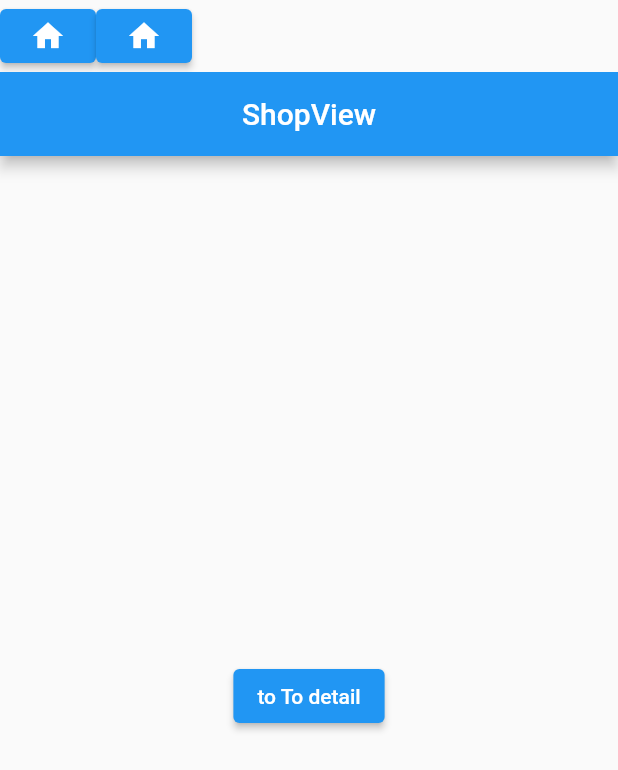
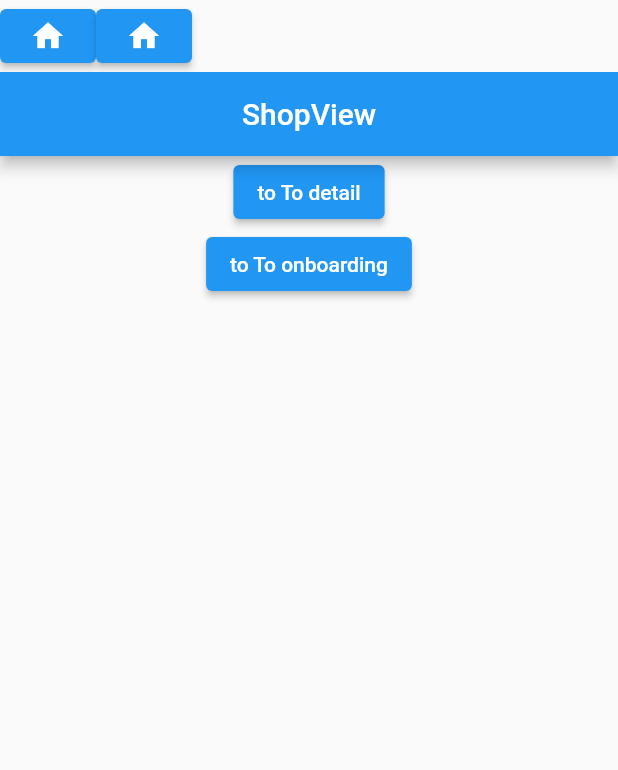
Before and after one commit to goodbaes/nested, a Flutter app: the screen it shows after launch, on a phone screen of 412 x 824 dp. Shown: the top 770 px of the screen. Run offline on Flutter 3.47's test engine with Material 2 defaults, Android fonts, the light colour scheme and no system bars; our stand-ins replace get.

Commit message:
add new route

```diff
--- a/lib/app/modules/shop/views/shop_view.dart
+++ b/lib/app/modules/shop/views/shop_view.dart
@@ -17,9 +17,17 @@ class ShopView extends GetView<ShopController> {
         centerTitle: true,
       ),
       body: Center(
-        child: ElevatedButton(
-          child: const Text('to To detail'),
-          onPressed: () => BaseRoute.to.toNamed(Routes.DETAIL, arguments: 'from shop', isNested: true),
+        child: Column(
+          children: [
+            ElevatedButton(
+              child: const Text('to To detail'),
+              onPressed: () => BaseRoute.to.toNamed(Routes.DETAIL, arguments: 'from shop', isNested: true),
+            ),
+            ElevatedButton(
+              child: const Text('to To onboarding'),
+              onPressed: () => BaseRoute.to.toNamed(Routes.ONBOARDING, arguments: 'from shop'),
+            ),
+          ],
         ),
       ),
     );
--- a/lib/app/routes/app_pages.dart
+++ b/lib/app/routes/app_pages.dart
@@ -1,16 +1,19 @@
 import 'package:flutter/material.dart';
+
 import 'package:get/get.dart';
-import 'package:nested/app/modules/detail/bindings/detail_binding.dart';
-import 'package:nested/app/modules/detail/views/detail_view.dart';
-import 'package:nested/app/modules/reminders/bindings/reminders_binding.dart';
-import 'package:nested/app/modules/reminders/views/reminders_view.dart';
-import 'package:nested/app/modules/settings/bindings/settings_binding.dart';
-import 'package:nested/app/modules/settings/views/settings_view.dart';
-import 'package:nested/app/modules/shop/bindings/shop_binding.dart';
-import 'package:nested/app/modules/shop/views/shop_view.dart';
 
+import '../modules/detail/bindings/detail_binding.dart';
+import '../modules/detail/views/detail_view.dart';
 import '../modules/home/bindings/home_binding.dart';
 import '../modules/home/views/home_view.dart';
+import '../modules/onboarding/bindings/onboarding_binding.dart';
+import '../modules/onboarding/views/onboarding_view.dart';
+import '../modules/reminders/bindings/reminders_binding.dart';
+import '../modules/reminders/views/reminders_view.dart';
+import '../modules/settings/bindings/settings_binding.dart';
+import '../modules/settings/views/settings_view.dart';
+import '../modules/shop/bindings/shop_binding.dart';
+import '../modules/shop/views/shop_view.dart';
 
 part 'app_routes.dart';
 
@@ -28,10 +31,35 @@ class AppPages {
   }
 
   static final routes = [
-    GetPage(name: _Paths.HOME, page: () => const HomeView(), binding: HomeBinding(), children: const []),
-    GetPage(name: _Paths.SETTINGS, page: () => const SettingsView(), binding: SettingsBinding(), children: const []),
-    GetPage(name: _Paths.REMINDERS, page: () => const RemindersView(), binding: RemindersBinding(), children: const []),
-    GetPage(name: _Paths.SHOP, page: () => const ShopView(), binding: ShopBinding(), children: const []),
-    GetPage(name: _Paths.DETAIL, page: () => const DetailView(), binding: DetailBinding(), children: const []),
+    GetPage(
+        name: _Paths.HOME,
+        page: () => const HomeView(),
+        binding: HomeBinding(),
+        children: const []),
+    GetPage(
+        name: _Paths.SETTINGS,
+        page: () => const SettingsView(),
+        binding: SettingsBinding(),
+        children: const []),
+    GetPage(
+        name: _Paths.REMINDERS,
+        page: () => const RemindersView(),
+        binding: RemindersBinding(),
+        children: const []),
+    GetPage(
+        name: _Paths.SHOP,
+        page: () => const ShopView(),
+        binding: ShopBinding(),
+        children: const []),
+    GetPage(
+        name: _Paths.DETAIL,
+        page: () => const DetailView(),
+        binding: DetailBinding(),
+        children: const []),
+    GetPage(
+      name: _Paths.ONBOARDING,
+      page: () => const OnboardingView(),
+      binding: OnboardingBinding(),
+    ),
   ];
 }
--- a/lib/app/routes/app_routes.dart
+++ b/lib/app/routes/app_routes.dart
@@ -8,6 +8,7 @@ abstract class Routes {
   static const DETAIL = _Paths.DETAIL;
   static const REMINDERS = _Paths.REMINDERS;
   static const SHOP = _Paths.SHOP;
+  static const ONBOARDING = _Paths.ONBOARDING;
 }
 
 abstract class _Paths {
@@ -17,4 +18,5 @@ abstract class _Paths {
   static const DETAIL = '/detail';
   static const REMINDERS = '/reminders';
   static const SHOP = '/shop';
+  static const ONBOARDING = '/onboarding';
 }
```
Also changed, not shown: lib/app/modules/onboarding/bindings/onboarding_binding.dart (added, +12 -0 lines), lib/app/modules/onboarding/controllers/onboarding_controller.dart (added, +23 -0 lines), lib/app/modules/onboarding/views/onboarding_view.dart (added, +24 -0 lines).
